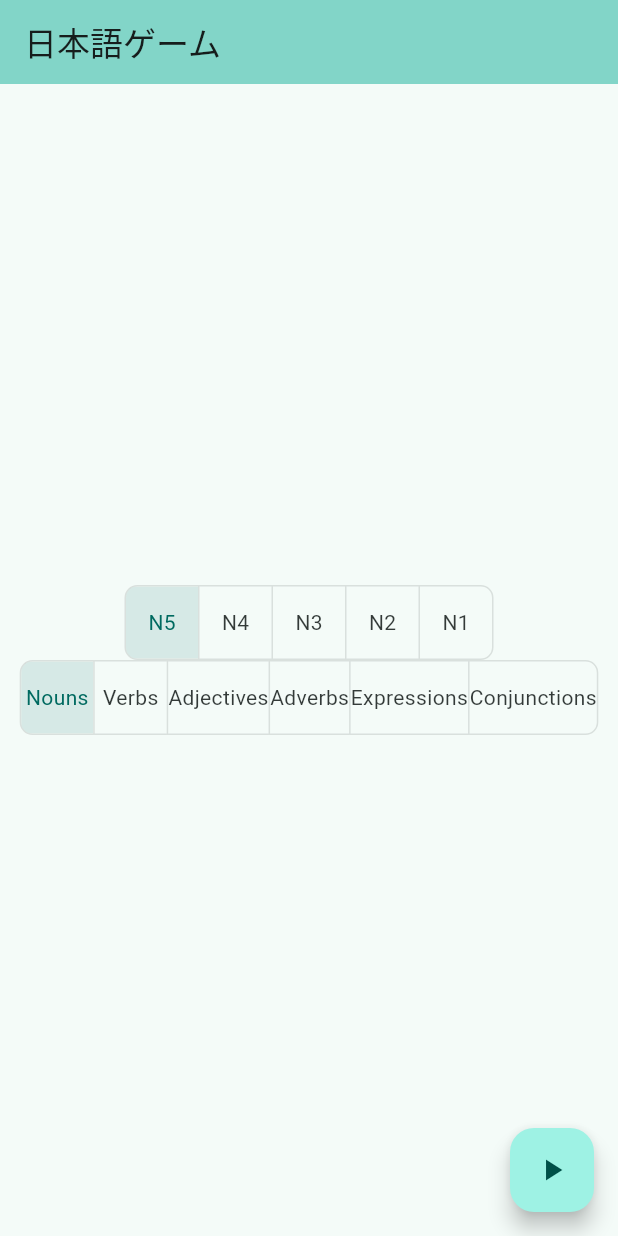
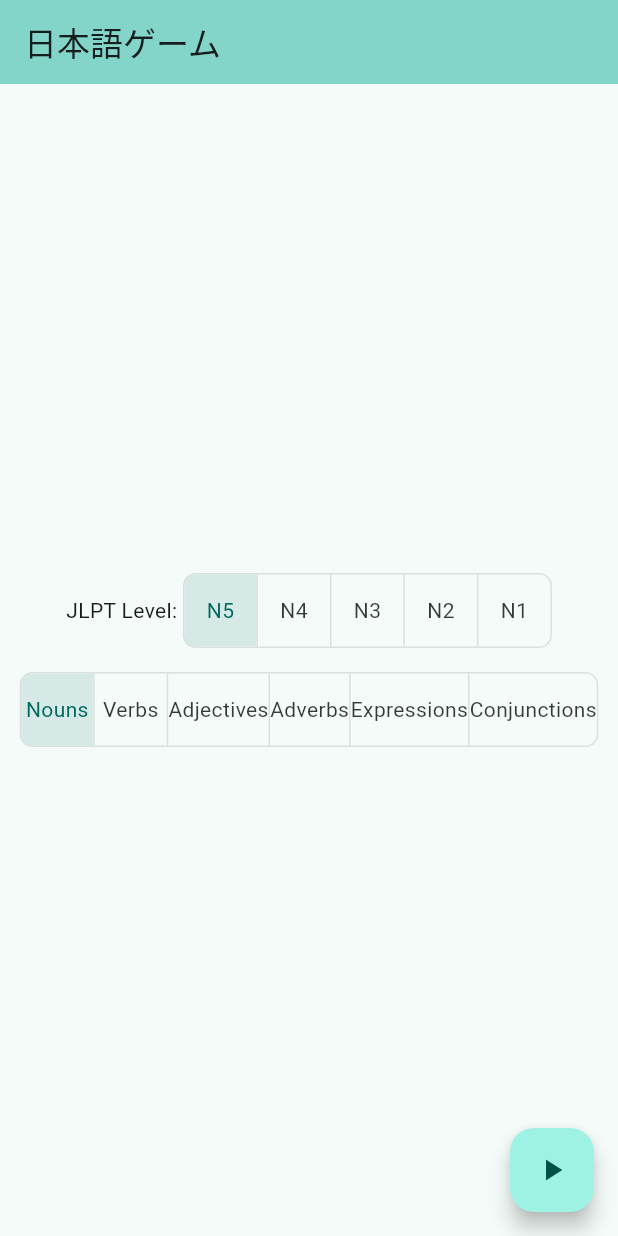
Before and after one commit to alexhokl/nihongo_geemu, a Flutter app: the screen it shows after launch, on a phone screen of 412 x 824 dp. Run offline on Flutter 3.47's test engine with Material 3 defaults, Android fonts, the phone set to English and light mode, and no system bars; our stand-ins replace connectivity_plus, sqflite_common_ffi; accounts and stored records are empty; network calls fail.

```diff
--- a/lib/main.dart
+++ b/lib/main.dart
@@ -134,16 +134,28 @@ class _GameHomePageState extends State<GameHomePage> {
         child: Column(
           mainAxisAlignment: MainAxisAlignment.center,
           children: <Widget>[
+            Padding(
+              padding: const EdgeInsets.all(8.0),
+              child: Row(
+                mainAxisAlignment: MainAxisAlignment.center,
+                children: [
+                  Text('JLPT Level: '),
                   createToggleButtons(levels, isSelectedLevel, (int index) {
                     setState(() {
                       setSelected(isSelectedLevel, index);
                     });
                   }),
-            createToggleButtons(labels, isSelectedLabel, (int index) {
+                ],
+              ),
+            ),
+            Padding(
+              padding: const EdgeInsets.all(8.0),
+              child: createToggleButtons(labels, isSelectedLabel, (int index) {
                 setState(() {
                   setSelected(isSelectedLabel, index);
                 });
               }),
+            ),
           ],
         ),
       ),
```
Lines whose indentation alone changed are shown as unchanged.
